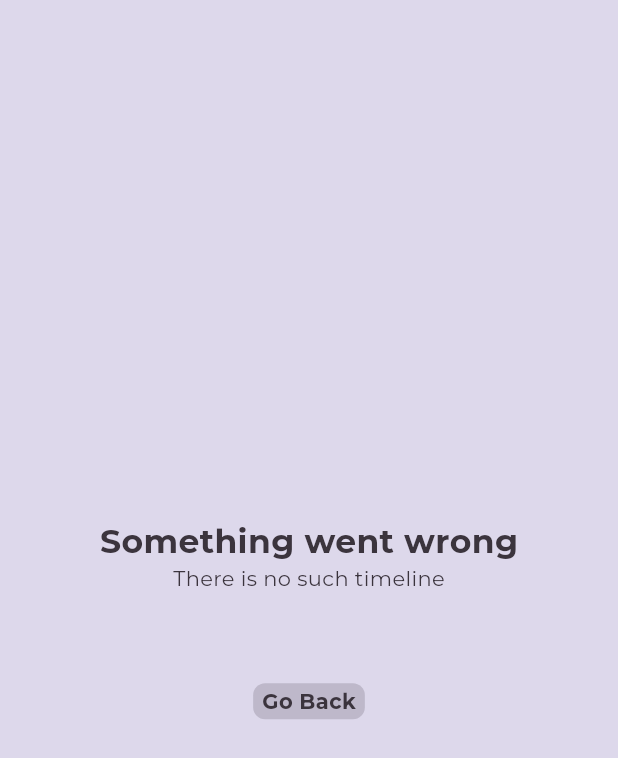
After one commit to stavgafny/lifeline, a Flutter app: the NoTimelineError screen opened directly, on a phone screen of 412 x 824 dp. The commit adds this screen. Shown: the top 758 px of the screen. Run offline on Flutter 3.47's test engine with Material 3 defaults, Android fonts, the phone set to English and light mode, and no system bars; our stand-ins replace curved_navigation_bar, firebase_auth, firebase_core, flutter_rating_bar, flutter_riverpod, go_router and 7 more; missing offline and left inert: flutter_foreground_task, wheel_picker; accounts and stored records are empty; generated files the repository leaves out were written again; statements that could not run were skipped.

Commit message:
adding proper timeline sub route in timelines

```diff
--- a/lib/src/features/user/data/timelines/controllers/timelines_controllers.dart
+++ b/lib/src/features/user/data/timelines/controllers/timelines_controllers.dart
@@ -51,4 +51,13 @@ class TimelinesController extends StateNotifier<List<TimelineModel>> {
 
     return timelineName;
   }
+
+  TimelineModel? getTimelineByName(String name) {
+    for (final timeline in state) {
+      if (timeline.name == name) {
+        return timeline;
+      }
+    }
+    return null;
+  }
 }
--- /dev/null
+++ b/lib/src/features/user/data/timelines/timeline/screens/timeline_screen/timeline_screen.dart
@@ -0,0 +1,30 @@
+import 'package:flutter/material.dart';
+import 'package:flutter_riverpod/flutter_riverpod.dart';
+import '../../../controllers/timelines_controllers.dart';
+import './widgets/no_timeline_error.dart';
+import './widgets/timeline_entries_list_view/timeline_entries_list_view.dart';
+
+class TimelineScreen extends ConsumerWidget {
+  final String timelineName;
+
+  const TimelineScreen({super.key, required this.timelineName});
+
+  @override
+  Widget build(BuildContext context, WidgetRef ref) {
+    final timeline =
+        ref.read(timelinesProvider.notifier).getTimelineByName(timelineName);
+
+    if (timeline == null) return const NoTimelineError();
+
+    return Scaffold(
+      appBar: AppBar(
+        forceMaterialTransparency: true,
+        title: Text(
+          timeline.name,
+          style: const TextStyle(fontWeight: FontWeight.bold),
+        ),
+      ),
+      body: TimelineEntriesListView(timeline: timeline),
+    );
+  }
+}
--- /dev/null
+++ b/lib/src/features/user/data/timelines/timeline/screens/timeline_screen/widgets/no_timeline_error.dart
@@ -0,0 +1,34 @@
+import 'package:flutter/material.dart';
+import 'package:lifeline/src/widgets/tappable_text.dart';
+
+class NoTimelineError extends StatelessWidget {
+  const NoTimelineError({super.key});
+
+  @override
+  Widget build(BuildContext context) {
+    return Scaffold(
+      body: Center(
+        child: Column(
+          mainAxisAlignment: MainAxisAlignment.center,
+          crossAxisAlignment: CrossAxisAlignment.center,
+          children: [
+            const Text(
+              "Something went wrong",
+              style: TextStyle(
+                fontSize: 22.0,
+                fontWeight: FontWeight.bold,
+              ),
+            ),
+            const Text("There is no such timeline"),
+            const SizedBox(height: 60.0),
+            TappableText(
+              text: "Go Back",
+              onTap: () => Navigator.of(context).maybePop(),
+              style: const TextStyle(fontWeight: FontWeight.bold),
+            ),
+          ],
+        ),
+      ),
+    );
+  }
+}
--- a/lib/src/features/user/data/timelines/views/timelines_grid_view/widgets/timelines_grid.dart
+++ b/lib/src/features/user/data/timelines/views/timelines_grid_view/widgets/timelines_grid.dart
@@ -1,8 +1,9 @@
 import 'package:flutter/material.dart';
 import 'package:flutter_riverpod/flutter_riverpod.dart';
+import 'package:go_router/go_router.dart';
 import 'package:lifeline/src/features/user/data/timelines/utils/timelines_list_extension.dart';
+import 'package:lifeline/src/router/routes/app_routes.dart';
 import '../../../controllers/timelines_controllers.dart';
-import '../../../timeline/views/timeline_page_view.dart/timeline_page_view.dart';
 import '../../timeline_item_view/timeline_item_view.dart';
 
 class TimelinesGrid extends ConsumerWidget {
@@ -24,7 +25,12 @@ class TimelinesGrid extends ConsumerWidget {
         for (final timeline in timelines)
           TimelineItemView(
             timeline: timeline,
-            onTap: () => TimelinePageView.display(context, timeline: timeline),
+            onTap: () {
+              context.pushNamed(
+                AppRoutes.timeline,
+                pathParameters: {"timeline": timeline.name},
+              );
+            },
           )
       ],
     );
--- a/lib/src/features/user/swipeable_screens/screens/timeline/timeline_screen.dart
+++ b/lib/src/features/user/swipeable_screens/screens/timelines/timelines_screen.dart
@@ -1,8 +1,8 @@
 import 'package:flutter/material.dart';
 import '../../../data/timelines/views/timelines_grid_view/timelines_grid_view.dart';
 
-class TimelineScreen extends StatelessWidget {
-  const TimelineScreen({super.key});
+class TimelinesScreen extends StatelessWidget {
+  const TimelinesScreen({super.key});
 
   @override
   Widget build(BuildContext context) {
--- a/lib/src/features/user/swipeable_screens/shell/utils/bottom_navbar_items.dart
+++ b/lib/src/features/user/swipeable_screens/shell/utils/bottom_navbar_items.dart
@@ -18,7 +18,7 @@ class BottomNavbarItems {
       icon: Icon(Icons.home, color: Colors.white),
     ),
     BottomNavbarItem(
-      route: AppRoutes.timeline,
+      route: AppRoutes.timelines,
       icon: Icon(Icons.timeline, color: Colors.white),
     ),
   ];
```
Also changed, not shown: lib/src/features/user/data/timelines/timeline/screens/timeline_screen/widgets/timeline_entries_list_view/timeline_entries_list_view.dart (renamed from lib/src/features/user/data/timelines/timeline/views/timeline_page_view.dart/widgets/timeline_entries_list_view.dart, +6 -6 lines), lib/src/features/user/data/timelines/timeline/views/timeline_page_view.dart/timeline_page_view.dart (deleted, +0 -39 lines), lib/src/router/routes/app_routes.dart (+21 -4 lines), lib/src/features/user/data/timelines/timeline/screens/timeline_screen/widgets/timeline_entries_list_view/widgets/timeline_add_entry_button.dart (renamed from lib/src/features/user/data/timelines/timeline/views/timeline_page_view.dart/widgets/timeline_add_entry_button.dart).
